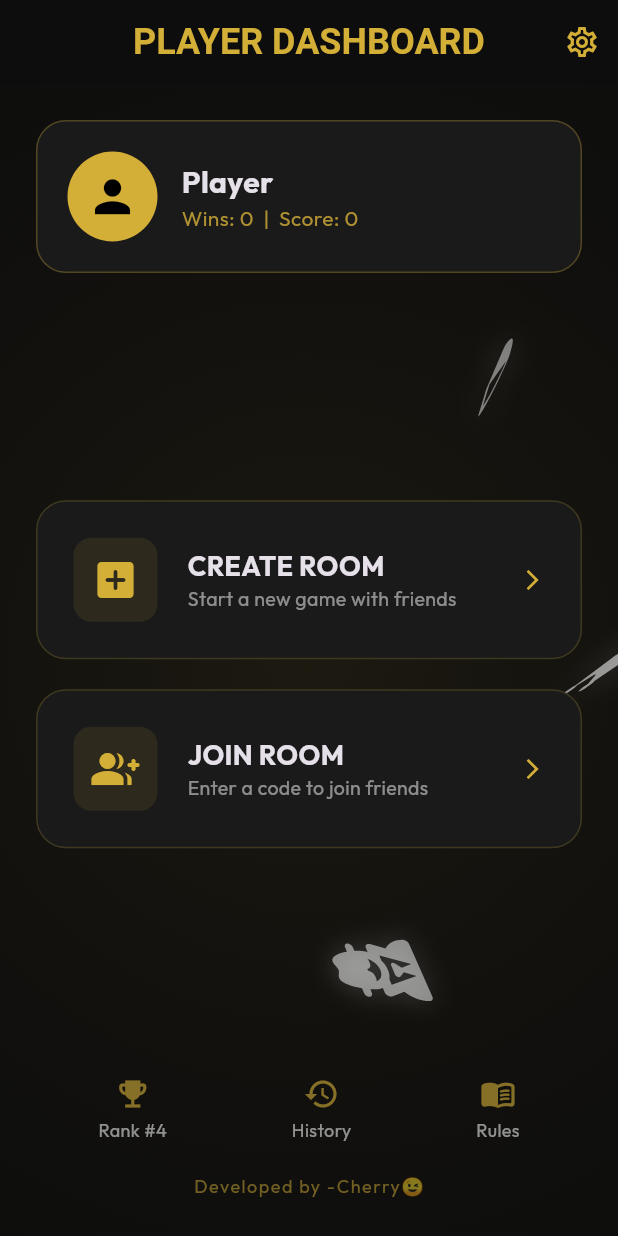
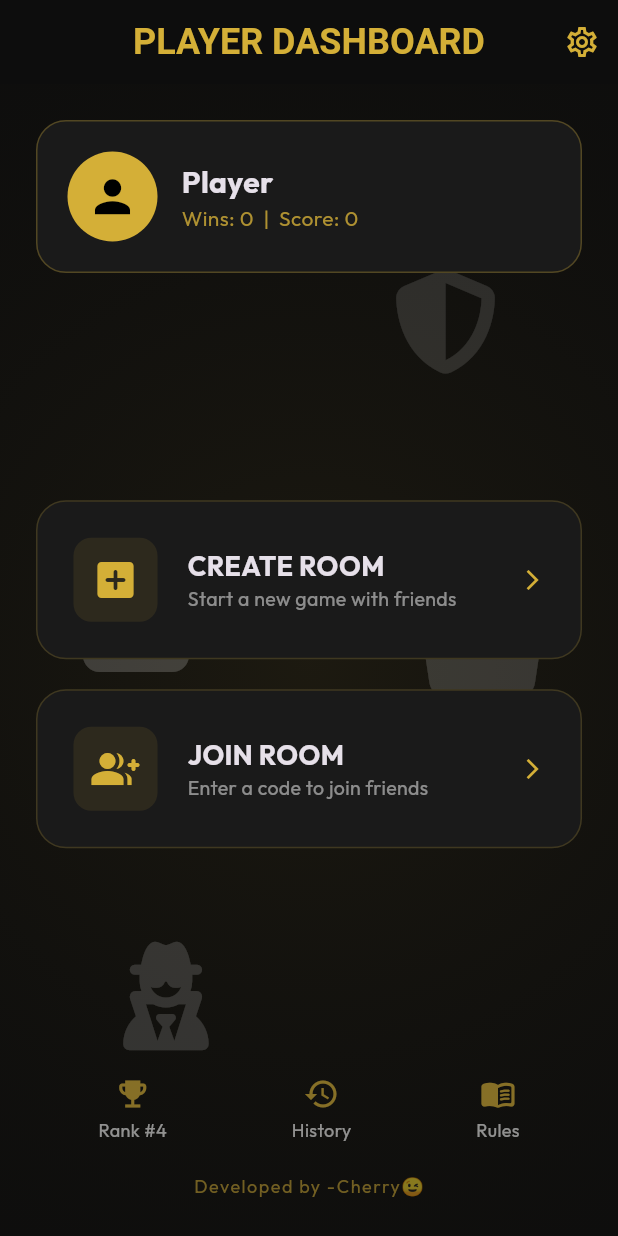
Before and after one commit to ChareshReddy/KingQueen_game, a Flutter app: the HomeScreen screen opened directly, on a phone screen of 412 x 824 dp. Run offline on Flutter 3.47's test engine with Material 3 defaults, Android fonts, the phone set to English and light mode, and no system bars; drawn by our look-alikes of flutter_animate; our stand-ins replace cloud_firestore, firebase_auth, firebase_core, flutter_riverpod, font_awesome_flutter, google_fonts; accounts and stored records are empty.

Commit message:
Update animated_raja_rani_background.dart

```diff
--- a/lib/widgets/animated_raja_rani_background.dart
+++ b/lib/widgets/animated_raja_rani_background.dart
@@ -1,5 +1,5 @@
-import 'dart:math' as math;
 import 'package:flutter/material.dart';
+import 'package:flutter_animate/flutter_animate.dart';
 import 'package:font_awesome_flutter/font_awesome_flutter.dart';
 import 'package:king_queen/core/theme/app_theme.dart';
 
@@ -10,11 +10,9 @@ class AnimatedRajaRaniBackground extends StatelessWidget {
 
   @override
   Widget build(BuildContext context) {
-    final size = MediaQuery.of(context).size;
-
     return Stack(
       children: [
-        // 1. Rich dark background with gold radial glow (removed water wave image)
+        // 1. Rich dark background with gold radial glow
         Positioned.fill(
           child: Container(
             color: AppTheme.background,
@@ -33,155 +31,77 @@ class AnimatedRajaRaniBackground extends StatelessWidget {
           ),
         ),
 
-        // 2. Group of animated 3D white idols moving in zig-zag & jumping patterns
+        // 3. Floating, animated Raja-Rani-Mantri-Chor idols (Hide & Seek / Fighting)
 
-        // RAJA (King Crown) - Bouncing and moving left-to-right on the left-center side
-        Animated3DIdol(
-          icon: FontAwesomeIcons.crown,
-          color: Colors.white.withOpacity(0.65),
-          size: 80,
-          startX: size.width * 0.15,
-          startY: size.height * 0.4,
-          amplitudeX: 60,
-          amplitudeY: 80,
-          duration: const Duration(seconds: 6),
+        // RAJA (King Crown) - White, jumping/bouncing on the left
+        Positioned(
+          left: 40,
+          top: MediaQuery.of(context).size.height * 0.38,
+          child: FaIcon(
+            FontAwesomeIcons.crown,
+            size: 90,
+            color: Colors.white.withOpacity(0.18),
+          )
+              .animate(onPlay: (controller) => controller.repeat(reverse: true))
+              .moveY(end: -40, duration: 1.5.seconds, curve: Curves.easeInOut)
+              .rotate(end: 0.08, duration: 2.seconds, curve: Curves.easeInOut),
         ),
 
-        // RANI (Queen Crown) - Bouncing and moving in a wider offset on the right-center side
-        Animated3DIdol(
-          icon: FontAwesomeIcons.crown,
-          color: Colors.white.withOpacity(0.55),
-          size: 80,
-          startX: size.width * 0.72,
-          startY: size.height * 0.45,
-          amplitudeX: 70,
-          amplitudeY: 95,
-          duration: const Duration(seconds: 7),
+        // RANI (Queen Crown) - White, jumping & clashing/facing Raja
+        Positioned(
+          right: 40,
+          top: MediaQuery.of(context).size.height * 0.4,
+          child: FaIcon(
+            FontAwesomeIcons.crown,
+            size: 90,
+            color: Colors.white.withOpacity(0.15),
+          )
+              .animate(onPlay: (controller) => controller.repeat(reverse: true))
+              .moveY(end: -45, duration: 1.6.seconds, curve: Curves.easeInOut)
+              .moveX(end: -40, duration: 3.seconds, curve: Curves.easeInOut) // Shifts left towards Raja
+              .rotate(end: -0.08, duration: 2.2.seconds, curve: Curves.easeInOut),
         ),
 
-        // MANTRI (Minister/Police Shield) - Floating in a wide horizontal zig-zag at the top
-        Animated3DIdol(
-          icon: FontAwesomeIcons.shieldHalved,
-          color: Colors.white.withOpacity(0.45),
-          size: 60,
-          startX: size.width * 0.45,
-          startY: size.height * 0.22,
-          amplitudeX: 120,
-          amplitudeY: 40,
-          duration: const Duration(seconds: 9),
+        // MANTRI (Minister/Police Shield) - White, guarding the top-right
+        Positioned(
+          right: 80,
+          top: MediaQuery.of(context).size.height * 0.15,
+          child: FaIcon(
+            FontAwesomeIcons.shieldHalved,
+            size: 70,
+            color: Colors.white.withOpacity(0.12),
+          )
+              .animate(onPlay: (controller) => controller.repeat(reverse: true))
+              .moveY(end: 25, duration: 2.5.seconds, curve: Curves.easeInOut)
+              .rotate(end: 0.12, duration: 3.5.seconds, curve: Curves.easeInOut),
         ),
 
-        // CHOR (Thief/Spy) - Moving in a quick zig-zag at the bottom
-        Animated3DIdol(
-          icon: FontAwesomeIcons.userSecret,
-          color: Colors.white.withOpacity(0.5),
-          size: 65,
-          startX: size.width * 0.38,
-          startY: size.height * 0.75,
-          amplitudeX: 100,
-          amplitudeY: 60,
-          duration: const Duration(seconds: 5),
+        // CHOR (Thief Secret Agent) - White, playing HIDE & SEEK at the bottom
+        Positioned(
+          left: 80,
+          bottom: MediaQuery.of(context).size.height * 0.15,
+          child: FaIcon(
+            FontAwesomeIcons.userSecret,
+            size: 70,
+            color: Colors.white.withOpacity(0.15),
+          )
+              .animate(onPlay: (controller) => controller.repeat())
+              // Hide and Seek Loop
+              .fadeOut(duration: 1.8.seconds, curve: Curves.easeIn)
+              .then(delay: 400.ms)
+              .moveX(end: 60, duration: 100.ms) // Move while invisible (hiding)
+              .fadeIn(duration: 1.8.seconds, curve: Curves.easeOut) // Re-appear (seeking)
+              .then(delay: 2.seconds)
+              .fadeOut(duration: 1.8.seconds, curve: Curves.easeIn)
+              .then(delay: 400.ms)
+              .moveX(end: -60, duration: 100.ms) // Move back
+              .fadeIn(duration: 1.8.seconds, curve: Curves.easeOut)
+              .then(delay: 2.seconds),
         ),
 
-        // 3. Foreground content
+        // 4. Foreground content
         Positioned.fill(child: child),
       ],
     );
   }
 }
-
-class Animated3DIdol extends StatefulWidget {
-  final dynamic icon;
-  final Color color;
-  final double size;
-  final double startX;
-  final double startY;
-  final double amplitudeX;
-  final double amplitudeY;
-  final Duration duration;
-
-  const Animated3DIdol({
-    super.key,
-    required this.icon,
-    required this.color,
-    required this.size,
-    required this.startX,
-    required this.startY,
-    required this.amplitudeX,
-    required this.amplitudeY,
-    required this.duration,
-  });
-
-  @override
-  State<Animated3DIdol> createState() => _Animated3DIdolState();
-}
-
-class _Animated3DIdolState extends State<Animated3DIdol> with SingleTickerProviderStateMixin {
-  late AnimationController _controller;
-
-  @override
-  void initState() {
-    super.initState();
-    _controller = AnimationController(
-      vsync: this,
-      duration: widget.duration,
-    )..repeat();
-  }
-
-  @override
-  void dispose() {
-    _controller.dispose();
-    super.dispose();
-  }
-
-  @override
-  Widget build(BuildContext context) {
-    return AnimatedBuilder(
-      animation: _controller,
-      builder: (context, child) {
-        final val = _controller.value;
-
-        // 1. Zig-zag horizontal movement (sine wave)
-        final double xOffset = math.sin(val * 2 * math.pi) * widget.amplitudeX;
-
-        // 2. Jumping vertical movement (absolute value of sine wave to create bouncing jumps)
-        final double yOffset = (math.sin(val * 4 * math.pi).abs() * -widget.amplitudeY);
-
-        // 3. 3D Rotation along X, Y, and Z axes
-        final double angleX = val * 2 * math.pi;
-        final double angleY = val * 2 * math.pi * 1.5;
-        final double angleZ = val * 2 * math.pi * 0.5;
-
-        return Positioned(
-          left: widget.startX + xOffset,
-          top: widget.startY + yOffset,
-          child: Transform(
-            alignment: Alignment.center,
-            transform: Matrix4.identity()
-              ..setEntry(3, 2, 0.001) // 3D Perspective entry
-              ..rotateX(angleX)
-              ..rotateY(angleY)
-              ..rotateZ(angleZ),
-            child: FaIcon(
-              widget.icon,
-              size: widget.size,
-              color: widget.color,
-              shadows: [
-                Shadow(
-                  color: Colors.black.withOpacity(0.5),
-                  blurRadius: 10,
-                  offset: const Offset(2, 4),
-                ),
-                Shadow(
-                  color: widget.color.withOpacity(0.2),
-                  blurRadius: 20,
-                  offset: Offset.zero,
-                ),
-              ],
-            ),
-          ),
-        );
-      },
-    );
-  }
-}
```
